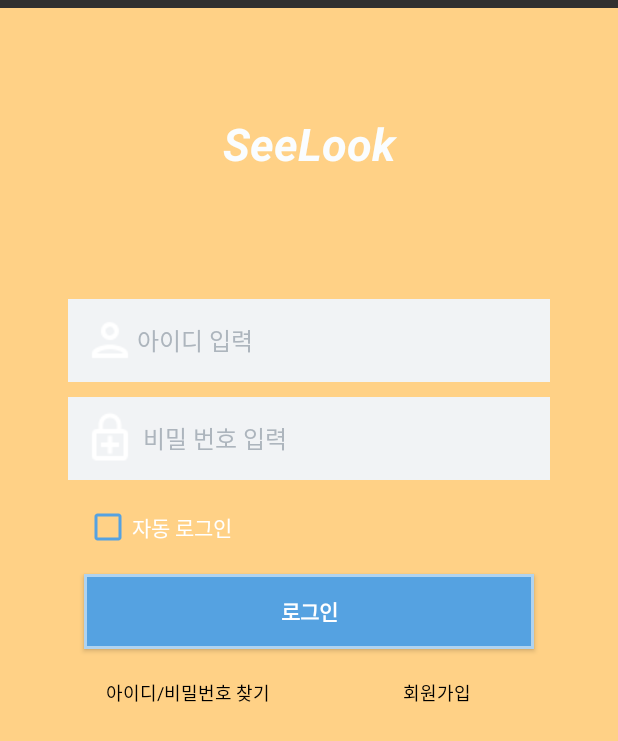
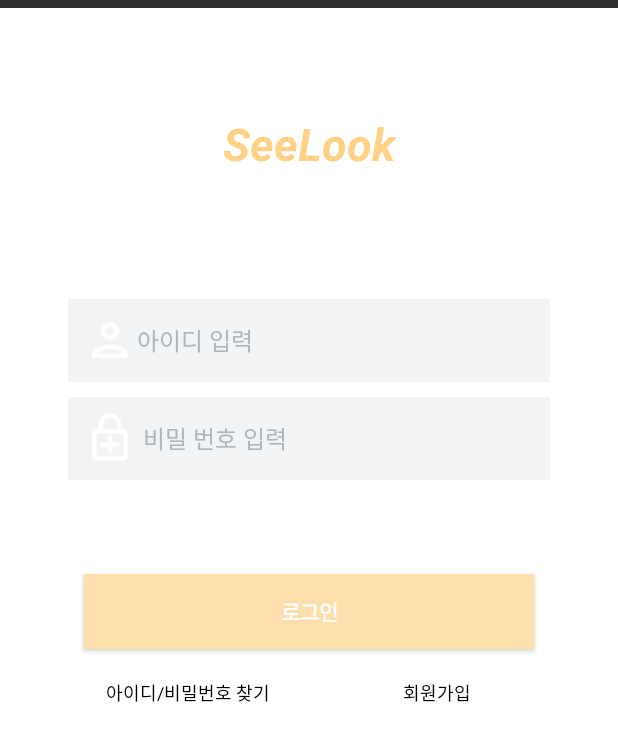
Before and after one commit to SeeLook18/SeeLook, an Android app: the screen it shows after launch (MainActivity), on a phone screen of 412 x 824 dp. Shown: the top 741 px of the screen. Run offline under Robolectric (Android 15) with nearby library versions, the phone set to English and light mode, and no system bars.

Commit message:
색 변경

```diff
--- a/app/src/main/res/drawable/login_button.xml
+++ b/app/src/main/res/drawable/login_button.xml
@@ -12,10 +12,8 @@
     </item>
     <item android:shape="rectangle">
         <shape android:shape="rectangle">
-            <solid android:color="#55A2E1"/>
-            <stroke
-                android:width="2dp"
-                android:color="#B0D3EF"/>
+            <solid android:color="#FFDEAD"/>
+
         </shape>
     </item>
 </selector>
--- a/app/src/main/res/layout/activity_login_.xml
+++ b/app/src/main/res/layout/activity_login_.xml
@@ -5,7 +5,7 @@
     android:layout_width="match_parent"
     android:layout_height="match_parent"
     android:layout_marginTop="5dp"
-    android:background="#FFD186"
+    android:background="#FFFFFF"
     android:orientation="vertical">
 
     <TextView
@@ -16,7 +16,7 @@
         android:layout_marginBottom="80dp"
         android:gravity="center"
         android:text="SeeLook"
-        android:textColor="#FAFDFF"
+        android:textColor="#FFD186"
         android:textSize="30dp"
         android:textStyle="bold|italic"></TextView>
 
@@ -77,7 +77,7 @@
             android:layout_height="wrap_content"
             android:layout_marginStart="56dp"
             android:layout_marginLeft="56dp"
-            android:buttonTint="#55A2E1"
+            android:buttonTint="#FFFFFF"
             android:paddingLeft="0dp"
             android:text="자동 로그인"
             android:textColor="#FFFFFF"
@@ -93,7 +93,7 @@
         android:layout_marginTop="15dp"
         android:background="@drawable/login_button"
         android:text="로그인"
-        android:textColor="#FFFFFF"
+        android:textColor="#FAFDFD"
         android:textSize="14dp"
         android:textStyle="bold"></Button>
 
```
